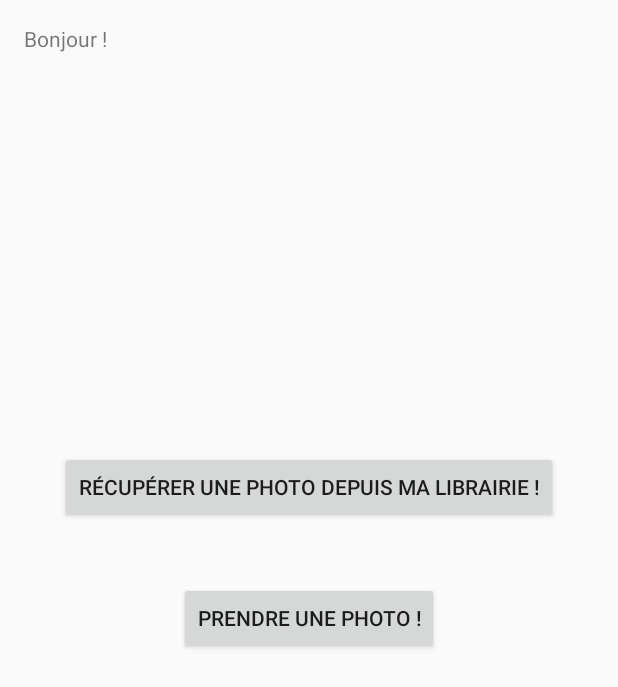
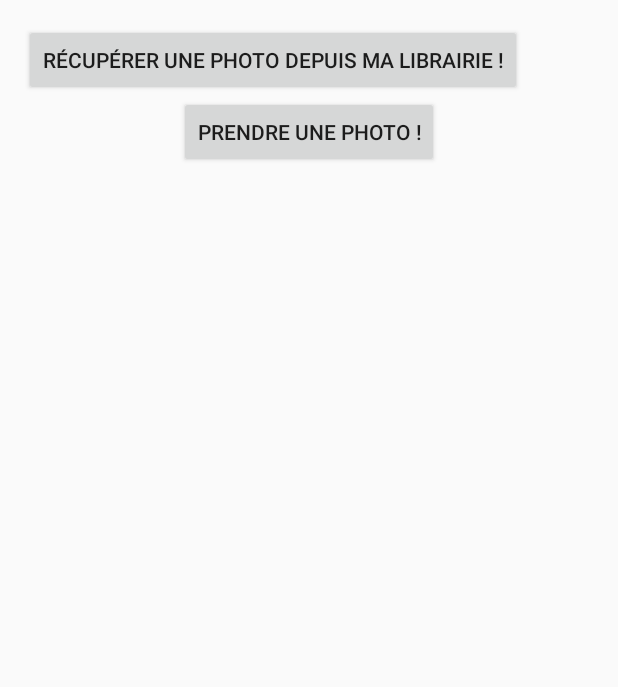
Before and after one commit to fefefy/ImageRecognizer, an Android app: the screen it shows after launch (MainActivity), on a phone screen of 412 x 824 dp. Shown: the top 687 px of the screen. Run offline under Robolectric (Android 15) with nearby library versions, the phone set to English and light mode, and no system bars.

Commit message:
Merge branch 'master' of C:\Users\serio\Documents\GitHub\ImageRecognizer with conflicts.

```diff
--- a/app/src/main/java/projetstl/com/imagerecognizer/MainActivity.java
+++ b/app/src/main/java/projetstl/com/imagerecognizer/MainActivity.java
@@ -1,35 +1,53 @@
 package projetstl.com.imagerecognizer;
 
+import android.Manifest;
 import android.app.Activity;
 import android.content.Intent;
+import android.content.pm.PackageManager;
 import android.database.Cursor;
 import android.graphics.BitmapFactory;
 import android.net.Uri;
+import android.os.Build;
 import android.os.Bundle;
 import android.provider.MediaStore;
+import android.support.v4.app.ActivityCompat;
+import android.support.v4.content.ContextCompat;
 import android.util.Log;
 import android.view.View;
 import android.widget.Button;
 import android.widget.ImageView;
 import android.widget.Toast;
 
+import java.io.InputStream;
+import java.net.URL;
+
 public class MainActivity extends Activity {
 
+
+    public Gallery gal = new Gallery();
     private static int LOAD_IMAGE = 1;
-    String ImageString;
+    private String ImageString;
 
     @Override
     protected void onCreate(Bundle savedInstanceState) {
         super.onCreate(savedInstanceState);
         setContentView(R.layout.activity_main);
 
-        Button libraryButton = (Button)findViewById(R.id.Library_Button);
-        libraryButton.setOnClickListener(new View.OnClickListener(){
-            public void onClick(View v) {
-                Log.i("Library button","User clicked the library Button");
-                setContentView(R.layout.library_layout);
-                //TODO ajout link vers classe Library.java
-            }
+
+        Button galleryButton = (Button)findViewById(R.id.Gallery_Button);
+
+        galleryButton.setOnClickListener(new View.OnClickListener(){
+            public void onClick(View view) {
+                Log.i("Gallery button","User clicked the gallery Button");
+                //setContentView(R.layout.gallery_layout);
+
+                Intent galleryIntent = new Intent(Intent.ACTION_PICK,
+                        MediaStore.Images.Media.INTERNAL_CONTENT_URI);
+                String test = gal.getImageString();
+
+
+
+               }
         });
 
         Button photoButton = (Button)findViewById(R.id.Photo_button);
@@ -43,48 +61,5 @@ public class MainActivity extends Activity {
             });
     }
 
-    //Function to load images from Gallery
-    public void loadImagefromGallery(View view) {
-
-        // Create intent to Open Image applications such as Gallery
-        Intent galleryIntent = new Intent(Intent.ACTION_PICK,
-                android.provider.MediaStore.Images.Media.EXTERNAL_CONTENT_URI);
-        // Starting Intent
-        startActivityForResult(galleryIntent, LOAD_IMAGE);
-    }
-
-
-    @Override
-    protected void onActivityResult(int requestCode, int resultCode, Intent data) {
-        super.onActivityResult(requestCode, resultCode, data);
-        try {
-            // When an Image is picked
-            if (requestCode == LOAD_IMAGE && resultCode == RESULT_OK && null != data) {
-
-                // Get the Image from data
-                Uri selectedImage = data.getData();
-                String[] filePathColumn = { MediaStore.Images.Media.DATA };
-
-                // Get the cursor
-                Cursor cursor = getContentResolver().query(selectedImage,
-                        filePathColumn, null, null, null);
-                // Move to first row
-                cursor.moveToFirst();
-
-                int columnIndex = cursor.getColumnIndex(filePathColumn[0]);
-                ImageString = cursor.getString(columnIndex);
-                cursor.close();
-                ImageView imgView = (ImageView) findViewById(R.id.Library_ImageView);
-                // Set the Image in ImageView after decoding the String
-                imgView.setImageBitmap(BitmapFactory.decodeFile(ImageString));
-
-            } else {
-                Toast.makeText(this, "Vous n'avez pas selectionné d'images !", Toast.LENGTH_LONG).show();
-            }
-        } catch (Exception e) {
-            Toast.makeText(this, "Problème détecté", Toast.LENGTH_LONG).show();
-        }
-
-    }
 
 }
--- a/app/src/main/res/layout/activity_main.xml
+++ b/app/src/main/res/layout/activity_main.xml
@@ -8,28 +8,31 @@
     android:paddingLeft="@dimen/activity_horizontal_margin"
     android:paddingRight="@dimen/activity_horizontal_margin"
     android:paddingTop="@dimen/activity_vertical_margin"
-    tools:context="projetstl.com.imagerecognizer.MainActivity">
-
-    <TextView
-        android:layout_width="wrap_content"
-        android:layout_height="wrap_content"
-        android:text="Bonjour !" />
+    tools:context="projetstl.com.imagerecognizer.Gallery">
 
     <Button
         android:layout_width="wrap_content"
         android:layout_height="wrap_content"
-        android:layout_centerVertical="true"
-        android:layout_centerHorizontal="true"
         android:id="@+id/Photo_button"
-        android:text="Prendre une photo !" />
+        android:text="Prendre une photo !"
+        android:layout_below="@+id/Gallery_Button"
+        android:layout_centerHorizontal="true" />
+
+    <ImageView
+        android:id="@+id/Pictures_ImageView"
+        android:layout_width="fill_parent"
+        android:layout_height="fill_parent"
+        android:layout_weight="1"
+        android:layout_below="@+id/Photo_button">
+    </ImageView>
 
     <Button
         android:text="Récupérer une photo depuis ma librairie !"
         android:layout_width="wrap_content"
         android:layout_height="wrap_content"
-        android:layout_above="@+id/Photo_button"
-        android:layout_centerHorizontal="true"
-        android:layout_marginBottom="39dp"
-        android:id="@+id/Library_Button" />
+        android:id="@+id/Gallery_Button"
+                android:layout_alignParentTop="true"
+        android:layout_alignParentLeft="true"
+        android:layout_alignParentStart="true" />
 
 </RelativeLayout>
```
Also changed, not shown: app/src/main/AndroidManifest.xml (+10 -6 lines), app/src/main/java/projetstl/com/imagerecognizer/Gallery.java (added, +91 -0 lines), app/src/main/java/projetstl/com/imagerecognizer/Library.java (deleted, +0 -13 lines), app/src/main/res/layout/library_layout.xml (deleted, +0 -31 lines).
